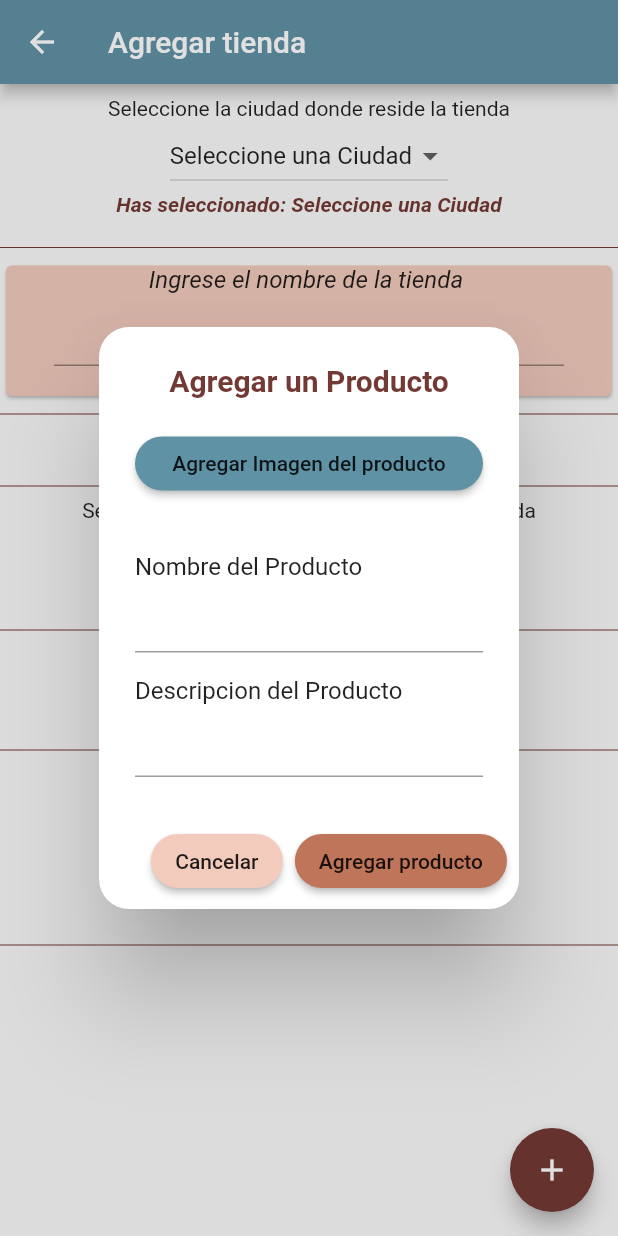
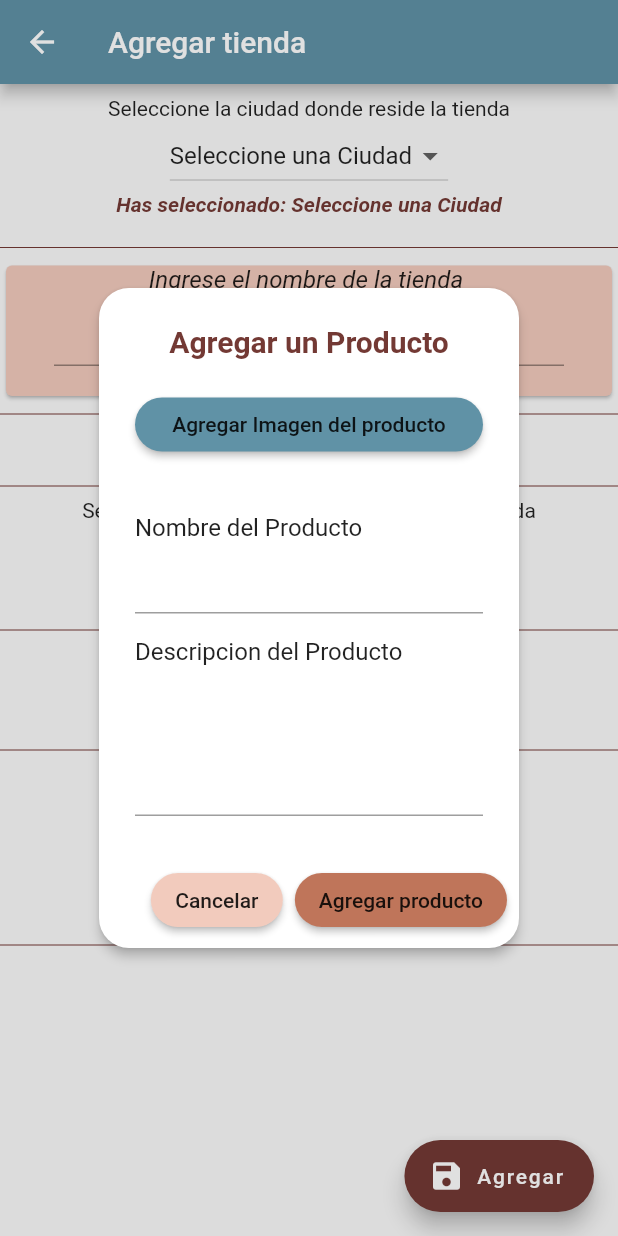
Before and after one commit to eldobal/nogluttenapp, a Flutter app: the addShops screen opened by its route, after a tap on "Agragar un Producto", on a phone screen of 412 x 824 dp. Run offline on Flutter 3.47's test engine with Material 2 defaults, Android fonts, the phone set to English and light mode, and no system bars; our stand-ins replace carousel_slider, cloud_firestore, firebase_core, firebase_storage, geolocator, google_maps_flutter and 2 more; missing offline and left inert: address_search_field, dart:ffi, multi_image_picker, simple_time_range_picker; accounts and stored records are empty.

Commit message:
modulo productos 02
ajustes visuales del modulo y adicion de la funcionalidad de poder quitar un producto de la lista

```diff
--- a/lib/src/UI/addShops.dart
+++ b/lib/src/UI/addShops.dart
@@ -36,13 +36,12 @@ class _addShopsState extends State<addShops> {
   }
 
   Widget _floatingActionButtom(){
-    return FloatingActionButton(
+    return FloatingActionButton.extended(
       backgroundColor: ColorPalete.color5,
-        child: Icon(Icons.add),
+        icon: Icon(Icons.save),
+        label: Text('Agregar'),
         onPressed: (){
           //metodo para agregar el producto en Firebase
-
-
 
         });
   }
--- a/lib/src/provider/shopsProvider.dart
+++ b/lib/src/provider/shopsProvider.dart
@@ -38,6 +38,11 @@ class ShopsProvider extends ChangeNotifier {
 
   void setImageProduct(List<Asset> image){
     imageProductProvider = image;
+    notifyListeners();
+  }
+
+  void deleteProductFromList(Product product){
+    ListProducts.remove(product);
     notifyListeners();
   }
 
--- a/lib/src/widgets/addShopsWidgets/alertDialogAddProduct.dart
+++ b/lib/src/widgets/addShopsWidgets/alertDialogAddProduct.dart
@@ -20,7 +20,7 @@ class _AlertDialogAddProductState extends State<AlertDialogAddProduct> {
   Widget build(BuildContext context) {
     return Consumer<ShopsProvider>(
       builder: (context, provider, child) => AlertDialog(
-        elevation: 30,
+        elevation: 3,
         shape: RoundedRectangleBorder(
             borderRadius: BorderRadius.all(Radius.circular(20))),
         title: Center(
@@ -75,7 +75,6 @@ class _AlertDialogAddProductState extends State<AlertDialogAddProduct> {
         child: Text('Agregar Imagen del producto'),
         onPressed: () async {
           //metodo para agregar Una fotografia del producto
-
           provider.setImageProductClear();
           List<Asset> resultList = List<Asset>();
           //  String error = 'No Error Dectected';
@@ -93,11 +92,8 @@ class _AlertDialogAddProductState extends State<AlertDialogAddProduct> {
                 selectCircleStrokeColor: "#000000",
               ),
             );
-          } on Exception catch (e) {
-            //error = e.toString();
-          }
+          } on Exception catch (e) {}
           if (!mounted) return;
-
           setState(() {
             provider.setImageProduct(resultList);
             print(provider.imageProductProvider.length);
@@ -153,6 +149,7 @@ class _AlertDialogAddProductState extends State<AlertDialogAddProduct> {
             child: Text('Descripcion del Producto'),
           ),
           TextFormField(
+            maxLines: 4,
             validator: (value) {
               if (value.isEmpty) {
                 return 'Ingrese la descripcion del producto';
@@ -197,8 +194,7 @@ class _AlertDialogAddProductState extends State<AlertDialogAddProduct> {
 
                   provider.setProducts(producto);
 
-                  print(
-                      '${producto.nameProduct}, ${producto.descriptionProduct} , ${provider.imageProductProvider.last.identifier}');
+                  print('${producto.nameProduct}, ${producto.descriptionProduct} , ${provider.imageProductProvider.last.identifier}');
 
                   Navigator.of(context).pop();
                 }
```
Also changed, not shown: lib/src/widgets/addShopsWidgets/widgetProduct.dart (+30 -6 lines).
